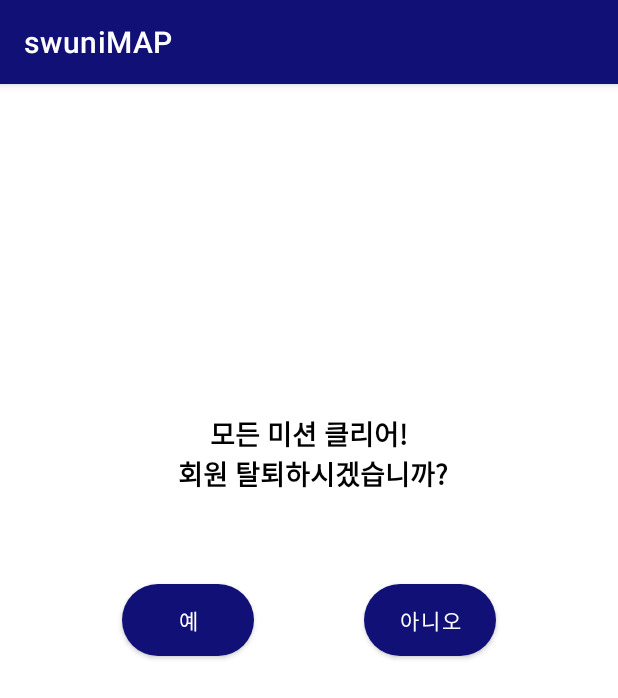
After one commit to ochyeon/swuniMAP, an Android app: the FinishActivity screen opened directly, with no data from a screen before it, on a phone screen of 412 x 824 dp. The commit adds this screen. Shown: the top 698 px of the screen. Run offline under Robolectric (Android 15) with nearby library versions, the phone set to English and light mode, and no system bars.

Commit message:
종료 화면 추가(회원 탈퇴)

```diff
--- /dev/null
+++ b/app/src/main/java/com/example/swuniMAP/FinishActivity.kt
@@ -0,0 +1,50 @@
+// FinishActivity.kt
+package com.example.swuniMAP
+
+import android.content.Intent
+import android.os.Bundle
+import android.widget.Button
+import android.widget.Toast
+import androidx.appcompat.app.AppCompatActivity
+
+class FinishActivity : AppCompatActivity() {
+    private lateinit var dbHelper: UserDBHelper
+
+    override fun onCreate(savedInstanceState: Bundle?) {
+        super.onCreate(savedInstanceState)
+        setContentView(R.layout.activity_finish)
+
+        dbHelper = UserDBHelper(this)
+
+        val yesBtn = findViewById<Button>(R.id.buttonYes)
+        val noBtn  = findViewById<Button>(R.id.buttonNo)
+
+        // SharedPreferences 에 저장된 현재 로그인 ID 읽기
+        val prefs = getSharedPreferences("user_prefs", MODE_PRIVATE)
+        val currentId = prefs.getString("CURRENT_USER_ID", null)
+
+        yesBtn.setOnClickListener {
+            if (currentId != null && dbHelper.deleteUser(currentId)) {
+                Toast.makeText(this, "회원 탈퇴 처리되었습니다.", Toast.LENGTH_SHORT).show()
+                // prefs 에 남아있는 ID 도 제거
+                prefs.edit().remove("CURRENT_USER_ID").apply()
+                // 로그인 화면으로 돌아가기 (task 클리어)
+                val intent = Intent(this, LoginActivity::class.java).apply {
+                    flags = Intent.FLAG_ACTIVITY_CLEAR_TOP or Intent.FLAG_ACTIVITY_NEW_TASK
+                }
+                startActivity(intent)
+                finish()
+            } else {
+                Toast.makeText(this, "회원 탈퇴에 실패했습니다.", Toast.LENGTH_SHORT).show()
+            }
+        }
+
+        noBtn.setOnClickListener {
+            // 메인으로 복귀
+            val intent = Intent(this, MainActivity::class.java)
+            // 기존 스택을 그대로 두고 돌아가도 된다면 그냥 finish() 해도 됨
+            startActivity(intent)
+            finish()
+        }
+    }
+}
--- a/app/src/main/java/com/example/swuniMAP/LoginActivity.kt
+++ b/app/src/main/java/com/example/swuniMAP/LoginActivity.kt
@@ -31,6 +31,11 @@ class LoginActivity : AppCompatActivity() {
 
             if(dbHelper.loginUser(id, pw)){
                 Toast.makeText(this, "로그인 성공", Toast.LENGTH_SHORT).show()
+
+                //로그인 id를 prefs에 저장
+                val prefs = getSharedPreferences("user_prefs", MODE_PRIVATE)
+                prefs.edit().putString("CURRENT_USER_ID", id).apply()
+
                 startActivity(Intent(this, IntroActivity::class.java))
             }else{
                 Toast.makeText(this, "로그인 실패", Toast.LENGTH_SHORT).show()
--- a/app/src/main/java/com/example/swuniMAP/UserDBHelper.kt
+++ b/app/src/main/java/com/example/swuniMAP/UserDBHelper.kt
@@ -74,4 +74,10 @@ class UserDBHelper(context: Context) :
         db.delete("users", null, null)
     }
 
+    fun deleteUser(id: String): Boolean {
+        val db = writableDatabase
+        val rows = db.delete("users", "id = ?", arrayOf(id))
+        return rows > 0
+    }
+
 }
--- /dev/null
+++ b/app/src/main/res/layout/activity_finish.xml
@@ -0,0 +1,48 @@
+<?xml version="1.0" encoding="utf-8"?>
+<androidx.constraintlayout.widget.ConstraintLayout
+    xmlns:android="http://schemas.android.com/apk/res/android"
+    xmlns:app="http://schemas.android.com/apk/res-auto"
+    android:layout_width="match_parent"
+    android:layout_height="match_parent"
+    android:padding="24dp">
+
+    <TextView
+        android:id="@+id/textViewPrompt"
+        android:layout_width="0dp"
+        android:layout_height="wrap_content"
+        android:layout_marginTop="196dp"
+        android:gravity="center"
+        android:text="모든 미션 클리어!\n 회원 탈퇴하시겠습니까?"
+        android:textColor="@color/black"
+        android:textSize="18sp"
+        android:textStyle="bold"
+        app:layout_constraintEnd_toEndOf="parent"
+        app:layout_constraintHorizontal_bias="0.0"
+        app:layout_constraintStart_toStartOf="parent"
+        app:layout_constraintTop_toTopOf="parent" />
+
+    <Button
+        android:id="@+id/buttonNo"
+        android:layout_width="wrap_content"
+        android:layout_height="wrap_content"
+        android:layout_marginStart="8dp"
+        android:layout_marginTop="60dp"
+        android:background="@drawable/round_button"
+        android:text="아니오"
+        app:layout_constraintEnd_toEndOf="parent"
+        app:layout_constraintStart_toEndOf="@id/buttonYes"
+        app:layout_constraintTop_toBottomOf="@id/textViewPrompt" />
+
+    <Button
+        android:id="@+id/buttonYes"
+        android:layout_width="wrap_content"
+        android:layout_height="wrap_content"
+        android:layout_marginTop="60dp"
+        android:layout_marginEnd="8dp"
+        android:background="@drawable/round_button"
+        android:text="예"
+        app:layout_constraintEnd_toStartOf="@id/buttonNo"
+        app:layout_constraintStart_toStartOf="parent"
+        app:layout_constraintTop_toBottomOf="@id/textViewPrompt" />
+
+</androidx.constraintlayout.widget.ConstraintLayout>
```
Also changed, not shown: app/src/main/AndroidManifest.xml (+13 -4 lines), app/src/main/java/com/example/swuniMAP/MainActivity.kt (+19 -7 lines).
